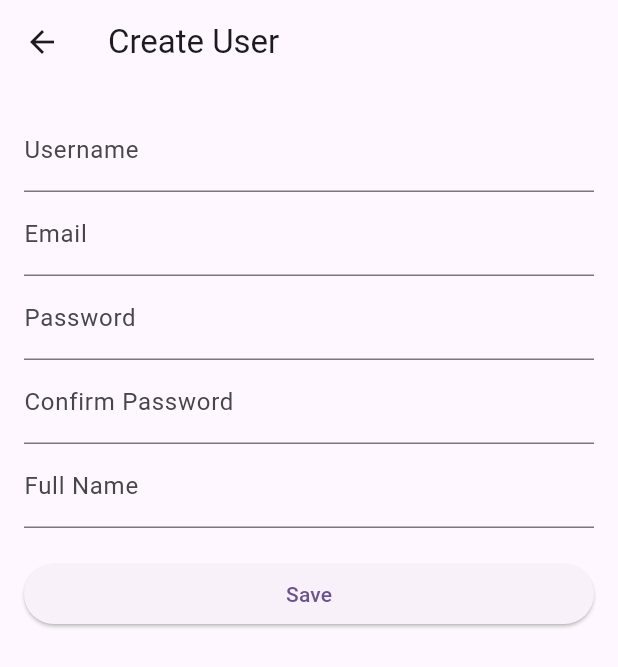
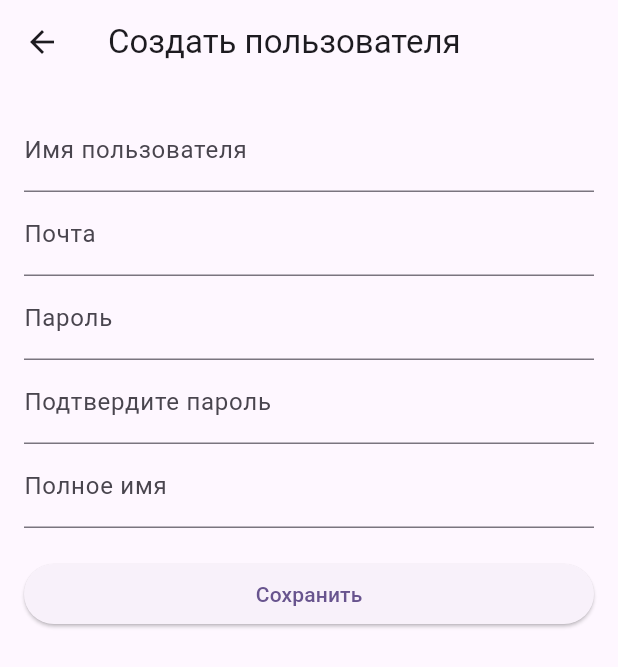
Before and after one commit to DiFlector/housingInspection, a Flutter app: the UserEditScreen screen opened directly, on a phone screen of 412 x 824 dp. Shown: the top 667 px of the screen. Run offline on Flutter 3.47's test engine with Material 3 defaults, Android fonts, the phone set to English and light mode, and no system bars; our stand-ins replace file_picker, image_picker, jwt_decoder, shared_preferences; accounts and stored records are empty; network calls fail.

Commit message:
Rusian language

```diff
--- a/source/client/lib/main.dart
+++ b/source/client/lib/main.dart
@@ -42,7 +42,7 @@ class MyApp extends StatelessWidget {
   Widget build(BuildContext context) {
     return MaterialApp(
       locale: const Locale('ru', 'RU'),
-      title: 'Housing Inspection Client',
+      title: 'Жилищная инспекция',
       theme: ThemeData(
         colorScheme: ColorScheme.fromSeed(seedColor: Colors.deepPurple),
         useMaterial3: true,
--- a/source/client/lib/providers/appeal_provider.dart
+++ b/source/client/lib/providers/appeal_provider.dart
@@ -16,7 +16,7 @@ class AppealProvider with ChangeNotifier {
     try {
       _appeals = await _apiService.getAppeals();
     } catch (e) {
-      print('Error fetching appeals: $e');
+      print('Ошибка при получении обращений: $e');
       //  Обработка ошибки.  Например:
       if (e.toString() == "Authentication required") {
         //  Перенаправляем на экран входа.  Для этого нужно передать context.
--- a/source/client/lib/providers/auth_provider.dart
+++ b/source/client/lib/providers/auth_provider.dart
@@ -72,7 +72,7 @@ class AuthProvider with ChangeNotifier {
         _role = decodedToken['role'];
         _userId = decodedToken['user_id'];
       } catch (e) {
-        print("Error decoding token: $e");
+        print("Ошибка при декодировании токена: $e");
         _role = null;
         _userId = null;
       }
--- a/source/client/lib/providers/user_provider.dart
+++ b/source/client/lib/providers/user_provider.dart
@@ -19,7 +19,7 @@ class UserProvider with ChangeNotifier {
     } on ApiException catch (e) {
       print(e); //  TODO:  Обработать ошибку (показать сообщение)
     } catch (e) {
-      print('Error fetching users: $e');
+      print('Ошибка при получении пользователей: $e');
     } finally {
       _isLoading = false;
       notifyListeners();
@@ -41,7 +41,7 @@ class UserProvider with ChangeNotifier {
       print(e); //  TODO:  Обработать ошибку (показать сообщение)
     }
     catch (e){
-      print('Error add user: $e');
+      print('Ошибка при добавлении пользователя: $e');
     }
   }
 
@@ -60,7 +60,7 @@ class UserProvider with ChangeNotifier {
       return null;
     }
     catch (e){
-      print('Error update user: $e');
+      print('Ошибка при изменении пользователя: $e');
       return null;
     }
   }
@@ -74,7 +74,7 @@ class UserProvider with ChangeNotifier {
       print(e);
     }
     catch (e){
-      print('Error delete user: $e');
+      print('Ошибка при удалении пользователя: $e');
     }
   }
 }
--- a/source/client/lib/screens/appeal_list_screen.dart
+++ b/source/client/lib/screens/appeal_list_screen.dart
@@ -49,7 +49,7 @@ class _AppealListScreenState extends State<AppealListScreen> {
   Widget build(BuildContext context) {
     return Scaffold(
       appBar: AppBar(
-        title: const Text('Appeals'),
+        title: const Text('Обращения'),
         actions: [
           //  ВРЕМЕННАЯ кнопка для перехода к списку пользователей
           if (Provider.of<AuthProvider>(context, listen: false).role ==
@@ -100,7 +100,7 @@ class _AppealListScreenState extends State<AppealListScreen> {
                 return ListTile(
                   title: Text(appeal.address),
                   subtitle: Text(
-                      'Status: ${Provider.of<StatusProvider>(context, listen: false).getStatusName(appeal.statusId)}'),
+                      'Статус: ${Provider.of<StatusProvider>(context, listen: false).getStatusName(appeal.statusId)}'),
                   onTap: () {
                     Navigator.push(
                       context,
--- a/source/client/lib/screens/auth_screen.dart
+++ b/source/client/lib/screens/auth_screen.dart
@@ -34,12 +34,12 @@ class _AuthScreenState extends State<AuthScreen> {
           Navigator.of(context).pushNamedAndRemoveUntil('/', (route) => false);
         } else {
           setState(() {
-            _error = 'Invalid username or password'; //  Сообщение об ошибке
+            _error = 'Неправильное имя пользователя или пароль'; //  Сообщение об ошибке
           });
         }
       } catch (e) {
         setState(() {
-          _error = 'Login failed: $e';
+          _error = 'Ошибка входа: $e';
         });
       } finally {
         setState(() {
@@ -53,7 +53,7 @@ class _AuthScreenState extends State<AuthScreen> {
   Widget build(BuildContext context) {
     return Scaffold(
       appBar: AppBar(
-        title: const Text('Login'),
+        title: const Text('Вход'),
       ),
       body: Padding(
         padding: const EdgeInsets.all(16.0),
@@ -63,21 +63,21 @@ class _AuthScreenState extends State<AuthScreen> {
             children: [
               TextFormField(
                 controller: _usernameController,
-                decoration: const InputDecoration(labelText: 'Username'),
+                decoration: const InputDecoration(labelText: 'Имя пользователя'),
                 validator: (value) {
                   if (value == null || value.isEmpty) {
-                    return 'Please enter your username';
+                    return 'Пожалуйста, введите имя пользователя';
                   }
                   return null;
                 },
               ),
               TextFormField(
                 controller: _passwordController,
-                decoration: const InputDecoration(labelText: 'Password'),
+                decoration: const InputDecoration(labelText: 'Пароль'),
                 obscureText: true,
                 validator: (value) {
                   if (value == null || value.isEmpty) {
-                    return 'Please enter your password';
+                    return 'Пожалуйста, введите пароль';
                   }
                   return null;
                 },
@@ -87,7 +87,7 @@ class _AuthScreenState extends State<AuthScreen> {
                   ? const CircularProgressIndicator()
                   : ElevatedButton(
                 onPressed: _submit,
-                child: const Text('Login'),
+                child: const Text('Вход'),
               ),
               if (_error != null)
                 Padding(
--- a/source/client/lib/screens/registration_screen.dart
+++ b/source/client/lib/screens/registration_screen.dart
@@ -48,7 +48,7 @@ class _RegistrationScreenState extends State<RegistrationScreen> {
         }
       } catch (e) {
         setState(() {
-          _error = 'Registration failed: $e';
+          _error = 'Ошибка при регистрации: $e';
         });
       } finally {
         setState(() {
@@ -61,7 +61,7 @@ class _RegistrationScreenState extends State<RegistrationScreen> {
   Widget build(BuildContext context) {
     return Scaffold(
       appBar: AppBar(
-        title: const Text('Register'),
+        title: const Text('Регистрация'),
       ),
       body: Padding(
         padding: const EdgeInsets.all(16.0),
@@ -71,69 +71,69 @@ class _RegistrationScreenState extends State<RegistrationScreen> {
             children: [
               TextFormField(
                 controller: _usernameController,
-                decoration: const InputDecoration(labelText: 'Username'),
+                decoration: const InputDecoration(labelText: 'Имя пользователя'),
                 validator: (value) {
                   if (value == null || value.isEmpty) {
-                    return 'Please enter a username';
+                    return 'Пожалуйста, введите имя пользователя';
                   }
                   if (value.length < 3 || value.length > 20) {
-                    return 'Username must be between 3 and 20 characters';
+                    return 'Имя пользователя должно содержать от 3 до 20 символов';
                   }
                   return null;
                 },
               ),
               TextFormField(
                 controller: _emailController,
-                decoration: const InputDecoration(labelText: 'Email'),
+                decoration: const InputDecoration(labelText: 'Почта'),
                 keyboardType: TextInputType.emailAddress,
                 validator: (value) {
                   if (value == null || value.isEmpty) {
-                    return 'Please enter an email address';
+                    return 'Пожалуйста, введите адрес почты';
                   }
                   if (!value.contains('@')) {
-                    return 'Please enter a valid email address';
+                    return 'Пожалуйста, введите верный адрес почты';
                   }
                   return null;
                 },
               ),
               TextFormField(
                 controller: _passwordController,
-                decoration: const InputDecoration(labelText: 'Password'),
+                decoration: const InputDecoration(labelText: "Пароль"),
                 obscureText: true,
                 validator: (value) {
                   if (value == null || value.isEmpty) {
-                    return 'Please enter a password';
+                    return 'Пожалуйста, введите пароль';
                   }
                   if (value.length < 8) {
-                    return 'Password must be at least 8 characters long';
+                    return 'Пароль должен быть не менее 8 символов';
                   }
                   return null;
                 },
               ),
               TextFormField(
                 controller: _passwordConfirmController,
-                decoration: const InputDecoration(labelText: 'Confirm Password'),
+                decoration: const InputDecoration(labelText: 'Подтвердите пароль'),
                 obscureText: true,
                 validator: (value) {
                   if (value == null || value.isEmpty) {
-                    return 'Please confirm your password';
+                    return 'Пожалуйста, подтвердите пароль';
                   }
                   if (value != _passwordController.text) {
-                    return 'Passwords do not match';
+                    return 'Пароли не совпадают';
                   }
                   return null;
                 },
               ),
               TextFormField(
                 controller: _fullNameController,
-                decoration: const InputDecoration(labelText: 'Full Name'),
+                decoration: const InputDecoration(labelText: 'Полное имя'),
               ),
               const SizedBox(height: 20),
               _isLoading
                   ? const Center(child: CircularProgressIndicator()) //  Индикатор по центру
                   : ElevatedButton(
                 onPressed: _submit,
-                child: const Text('Register'),
+                child: const Text('Зарегистрироваться'),
               ),
               if (_error != null)
                 Padding(
--- a/source/client/lib/screens/user_edit_screen.dart
+++ b/source/client/lib/screens/user_edit_screen.dart
@@ -88,7 +88,7 @@ class _UserEditScreenState extends State<UserEditScreen> {
         Navigator.of(context).pop();
       } catch (e) {
         setState(() {
-          _error = 'Error saving user: $e';
+          _error = 'Ошибка при сохранении пользователя: $e';
         });
       } finally {
         setState(() {
@@ -103,7 +103,7 @@ class _UserEditScreenState extends State<UserEditScreen> {
     final currentRole = Provider.of<AuthProvider>(context, listen: false).role;
     return Scaffold(
       appBar: AppBar(
-        title: Text(widget.user == null ? 'Create User' : 'Edit User'),
+        title: Text(widget.user == null ? 'Создать пользователя' : 'Редактирование пользователя'),
       ),
       body: Padding(
         padding: const EdgeInsets.all(16.0),
@@ -113,24 +113,24 @@ class _UserEditScreenState extends State<UserEditScreen> {
             children: [
               TextFormField(
                 controller: _usernameController,
-                decoration: const InputDecoration(labelText: 'Username'),
+                decoration: const InputDecoration(labelText: 'Имя пользователя'),
                 validator: (value) {
                   if (value == null || value.isEmpty) {
-                    return 'Please enter a username';
+                    return 'Пожалуйста, введите имя пользователя';
                   }
                   return null;
                 },
               ),
               TextFormField(
                 controller: _emailController,
-                decoration: const InputDecoration(labelText: 'Email'),
+                decoration: const InputDecoration(labelText: 'Почта'),
                 keyboardType: TextInputType.emailAddress,
                 validator: (value) {
                   if (value == null || value.isEmpty) {
-                    return 'Please enter an email address';
+                    return 'Пожалуйста, введите адрес почты';
                   }
                   if (!value.contains('@')) {
-                    return 'Please enter a valid email address';
+                    return 'Пожалуйста, введите правильный адрес почты';
                   }
                   return null;
                 },
@@ -138,19 +138,19 @@ class _UserEditScreenState extends State<UserEditScreen> {
               if (widget.user == null) ...[
                 TextFormField(
                   controller: _passwordController,
-                  decoration: const InputDecoration(labelText: 'Password'),
+                  decoration: const InputDecoration(labelText: 'Пароль'),
                   obscureText: true,
                   validator: (value) {
                     if (value == null || value.isEmpty) {
-                      return 'Please enter a password';
+                      return 'Пожалуйста, введите пароль';
                     }
                     if (value.length < 8) {
-                      return 'Password must be at least 8 characters long';
+                      return 'Пароль должен быть не менее 8 символов';
                     }  if (!value.contains(RegExp(r'[0-9]'))) {
-                      return 'Password must contain at least one digit';
+                      return 'Пароль должен содержать не менее 1 цифры';
                     }
                     if (!value.contains(RegExp(r'[A-Z]'))) {
-                      return 'Password must contain at least one uppercase letter';
+                      return 'Пароль должен содержать не менее 1 заглавной буквы';
                     }
                     return null;
                   },
@@ -158,14 +158,14 @@ class _UserEditScreenState extends State<UserEditScreen> {
                 TextFormField(
                   controller: _passwordConfirmController,
                   decoration:
-                  const InputDecoration(labelText: 'Confirm Password'),
+                  const InputDecoration(labelText: 'Подтвердите пароль'),
                   obscureText: true,
                   validator: (value) {
                     if (value == null || value.isEmpty) {
-                      return 'Please confirm the password';
+                      return 'Пожалуйста, подтвердите пароль';
                     }
                     if (value != _passwordController.text) {
-                      return 'Passwords do not match';
+                      return 'Пароли не совпадают';
                     }
                     return null;
                   },
@@ -173,15 +173,15 @@ class _UserEditScreenState extends State<UserEditScreen> {
               ],
               TextFormField(
                 controller: _fullNameController,
-                decoration: const InputDecoration(labelText: 'Full Name'),
+                decoration: const InputDecoration(labelText: 'Полное имя'),
               ),
               if (currentRole == "inspector")
                 DropdownButtonFormField<String>( //Роль
-                  decoration: const InputDecoration(labelText: 'Role'),
+                  decoration: const InputDecoration(labelText: 'Роль'),
                   value: _role,
                   items: const [
-                    DropdownMenuItem(value: 'citizen', child: Text('Citizen')),
-                    DropdownMenuItem(value: 'inspector', child: Text('Inspector')),
+                    DropdownMenuItem(value: 'citizen', child: Text('Гражданин')),
+                    DropdownMenuItem(value: 'inspector', child: Text('Инспектор')),
                   ],
                   onChanged: (value) {
                     setState(() {
@@ -190,7 +190,7 @@ class _UserEditScreenState extends State<UserEditScreen> {
                   },
                   validator: (value) {
                     if (value == null || value.isEmpty) {
-                      return 'Please select a role';
+                      return 'Пожалуйста, выберите роль';
                     }
                     return null;
                   },
@@ -200,7 +200,7 @@ class _UserEditScreenState extends State<UserEditScreen> {
                   ? const CircularProgressIndicator()
                   : ElevatedButton(
                 onPressed: _submit,
-                child: const Text('Save'),
+                child: const Text('Сохранить'),
               ),
               if (_error != null)
                 Padding(
--- a/source/client/lib/screens/user_list_screen.dart
+++ b/source/client/lib/screens/user_list_screen.dart
@@ -38,7 +38,7 @@ class _UserListScreenState extends State<UserListScreen> {
 
     return Scaffold(
       appBar: AppBar(
-        title: const Text('Users'),
+        title: const Text('Пользователи'),
       ),
       body: Consumer<UserProvider>(
         builder: (context, userProvider, child) {
@@ -50,7 +50,7 @@ class _UserListScreenState extends State<UserListScreen> {
             child: userProvider.isLoading
                 ? const Center(child: CircularProgressIndicator())
                 : userProvider.users.isEmpty
-                ? const Center(child: Text('No users found.'))
+                ? const Center(child: Text('Пользователи не найдены.'))
                 : ListView.builder(
               itemCount: userProvider.users.length,
               itemBuilder: (context, index) {
@@ -80,17 +80,17 @@ class _UserListScreenState extends State<UserListScreen> {
                             context: context,
                             builder: (BuildContext context) {
                               return AlertDialog(
-                                title: const Text('Confirm Delete'),
-                                content: const Text('Are you sure you want to delete this user?'),
+                                title: const Text('Подтверждение удаления'),
+                                content: const Text('Вы уверены, что хотите удалить этого пользователя?'),
                                 actions: <Widget>[
                                   TextButton(
-                                    child: const Text('Cancel'),
+                                    child: const Text('Отмена'),
                                     onPressed: () {
                                       Navigator.of(context).pop();
                                     },
                                   ),
                                   TextButton(
-                                    child: const Text('Delete'),
+                                    child: const Text('Удалить'),
                                     onPressed: () {
                                       Provider.of<UserProvider>(context, listen: false).deleteUser(user.id);
                                       Navigator.of(context).pop();
```
Also changed, not shown: source/client/lib/providers/category_provider.dart (+4 -4 lines), source/client/lib/providers/status_provider.dart (+4 -4 lines), source/client/lib/screens/appeal_create_screen.dart (+11 -11 lines), source/client/lib/screens/appeal_detail_screen.dart (+8 -8 lines), source/client/lib/screens/appeal_update_screen.dart (+11 -11 lines).
